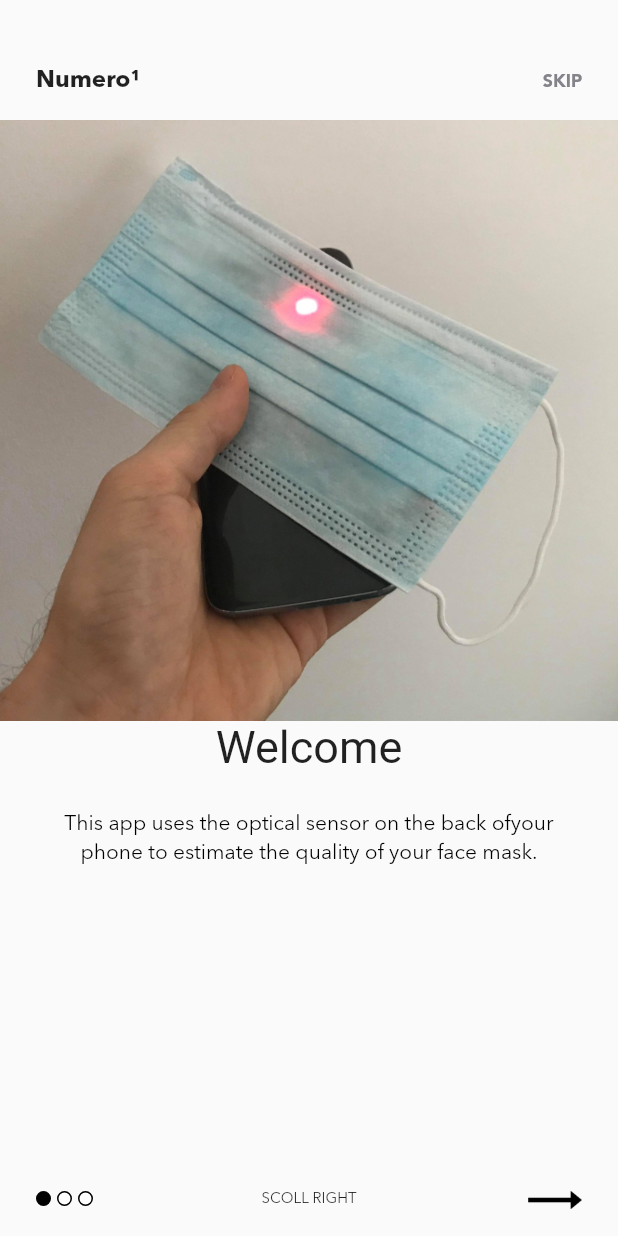
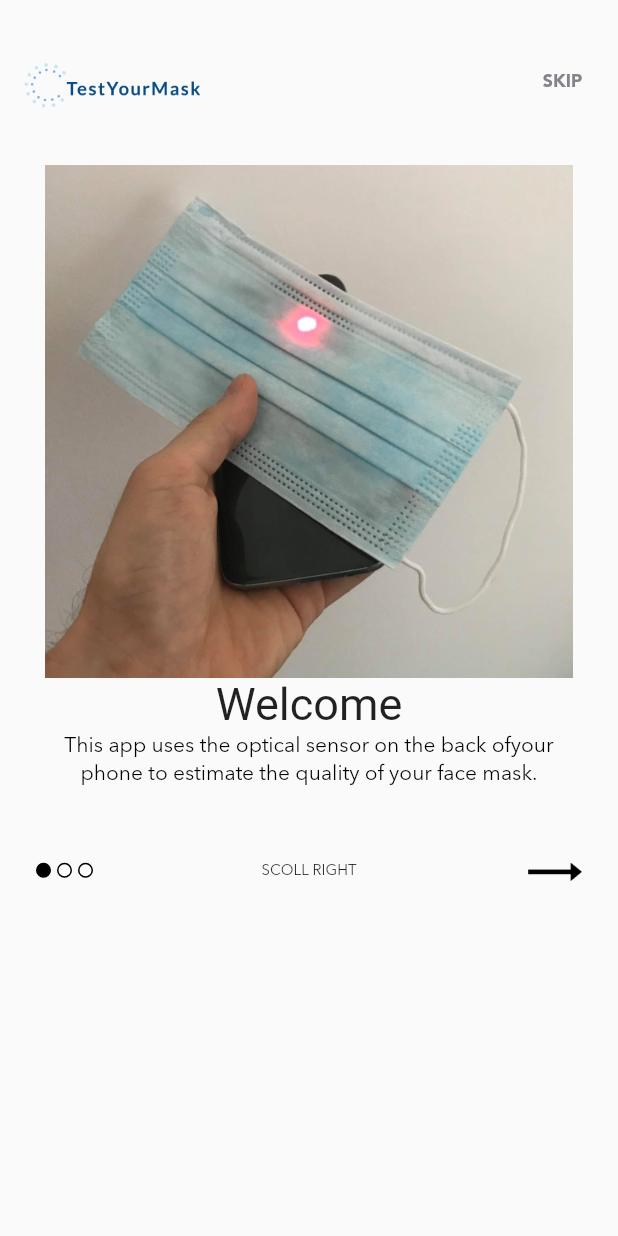
Before and after one commit to danionita/testyourmask, a Flutter app: the screen it shows after launch, on a phone screen of 412 x 824 dp. Run offline on Flutter 3.47's test engine with Material 2 defaults, Android fonts, the phone set to English and light mode, and no system bars; drawn by our look-alikes of carousel_slider; our stand-ins replace sleek_circular_slider; Roboto replaces fonts that are missing (Avenir Bold).

Commit message:
Fix Logo

```diff
--- a/lib/intro.dart
+++ b/lib/intro.dart
@@ -2,9 +2,6 @@ import 'package:flutter/material.dart';
 import 'package:carousel_slider/carousel_slider.dart';
 
 import 'home.dart';
-
-Color bgColor = Color(0xFFF3F3F3);
-Color textColor = Color(0xFF83838A);
 
 List<String> imagePath = [
   "assets/images/intro_pic.jpg",
@@ -12,7 +9,12 @@ List<String> imagePath = [
   "assets/images/slide2.png",
   "assets/images/slide3.png",
 ];
-List<String> title = ["Welcome", "What you need", "Calibrate the sensor", "Scan your mask"];
+List<String> title = [
+  "Welcome",
+  "What you need",
+  "Calibrate the sensor",
+  "Scan your mask"
+];
 String welcomeString = "This app uses the optical sensor on the back of"
     "your phone to estimate the quality of your face mask.";
 String page1String = "1. A dark or shaded area. \n"
@@ -23,16 +25,21 @@ String page2String = "First calibrate the sensor by pressing the phone"
     "face down on the black surface. \n"
     "If calibration is not successful, the surface is too shiny, or you are"
     "not pressing down hard enough.";
-String page3String = "Once calibration is successful, place the mask in-between the phone and"
+String page3String =
+    "Once calibration is successful, place the mask in-between the phone and"
     "the black surface.\n"
     "Press the scan button and wait for the results";
-List<String> description = [welcomeString,page1String,page2String,page3String];
+List<String> description = [
+  welcomeString,
+  page1String,
+  page2String,
+  page3String
+];
 
 class Intro extends StatelessWidget {
   @override
   Widget build(BuildContext context) {
     return Scaffold(
-      backgroundColor: bgColor,
       body: ContentPage(),
     );
   }
@@ -72,7 +79,9 @@ class ContentPage extends StatelessWidget {
 
 class AppItro extends StatefulWidget {
   int index;
+
   AppItro(this.index);
+
   @override
   _AppItroState createState() => _AppItroState();
 }
@@ -95,13 +104,11 @@ class _AppItroState extends State<AppItro> {
           height: 50,
           child: Stack(
             children: <Widget>[
-              Positioned(
-                  left: 24,
-                  top: 14,
-                  child: new Text(
-                    "Numero\u00B9",
-                    style: TextStyle(fontFamily: "AvenirBold", fontSize: 16),
-                  )),
+              Image.asset(
+                "assets/images/logo.png",
+                fit: BoxFit.scaleDown,
+                width: 150,
+              ),
               Positioned(
                   right: 24,
                   top: 14,
@@ -113,16 +120,18 @@ class _AppItroState extends State<AppItro> {
                       widget.index == 3 ? "DONE" : "SKIP",
                       style: TextStyle(
                           fontSize: 16,
-                          color: textColor,
+                          color: Color(0xFF83838A),
                           fontFamily: "SultanNahia"),
                     ),
                   ))
             ],
           ),
         ),
-        Container(
+        Padding(
+          padding: const EdgeInsets.all(30.0),
+          child: Container(
             width: MediaQuery.of(context).size.width,
-          height: MediaQuery.of(context).size.height - 130,
+//            height: MediaQuery.of(context).size.height - 130,
             child: Column(
               children: <Widget>[
                 Image.asset(imagePath[widget.index],
@@ -133,7 +142,6 @@ class _AppItroState extends State<AppItro> {
                   style: TextStyle(fontFamily: "Avenir Bold", fontSize: 30),
                 )),
                 Container(
-                margin: EdgeInsets.symmetric(horizontal: 24, vertical: 24),
                   child: Center(
                     child: new RichText(
                       textAlign: TextAlign.center,
@@ -146,10 +154,13 @@ class _AppItroState extends State<AppItro> {
                           new TextSpan(
                               text: description[widget.index],
                               style: new TextStyle(fontFamily: 'Avenir')),
-                          ])),
+                        ],
+                      ),
+                    ),
                   ),
                 )
               ],
+            ),
           ),
         ),
         Container(
@@ -174,7 +185,7 @@ class _AppItroState extends State<AppItro> {
                       : LetsGo())
             ],
           ),
-        )
+        ),
       ],
     );
   }
@@ -182,7 +193,9 @@ class _AppItroState extends State<AppItro> {
 
 class Dots extends StatefulWidget {
   int index;
+
   Dots(this.index);
+
   @override
   _DotsState createState() => _DotsState();
 }
```
Also changed, not shown: assets/images/logo.png. Lines whose indentation alone changed are shown as unchanged.
